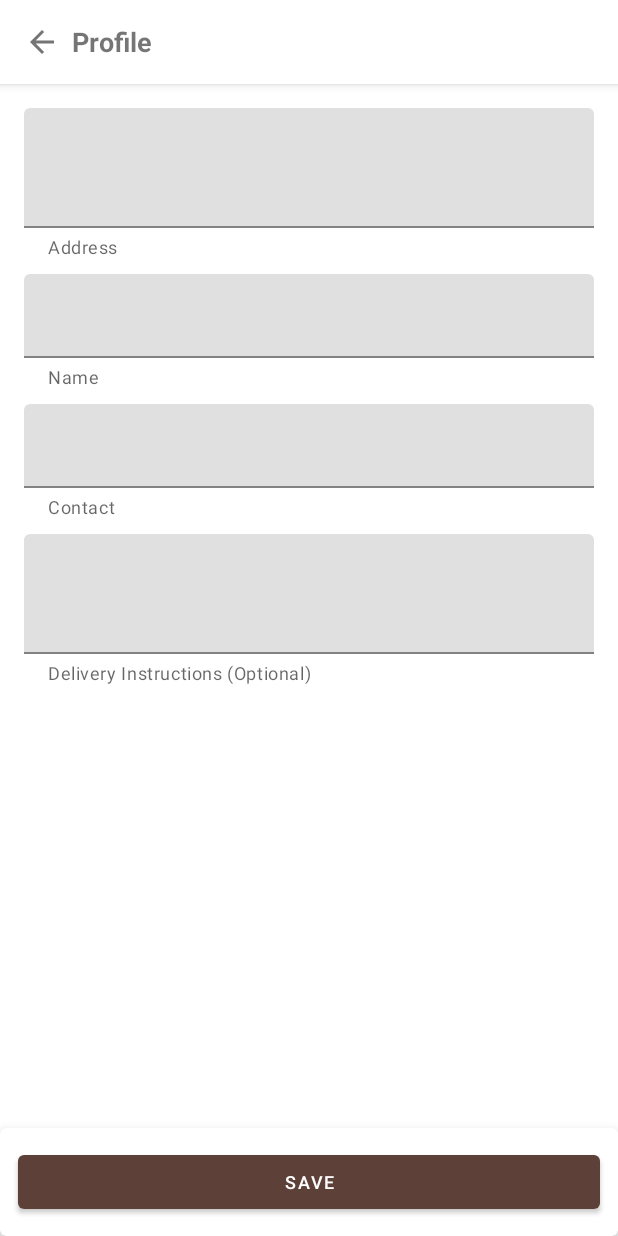
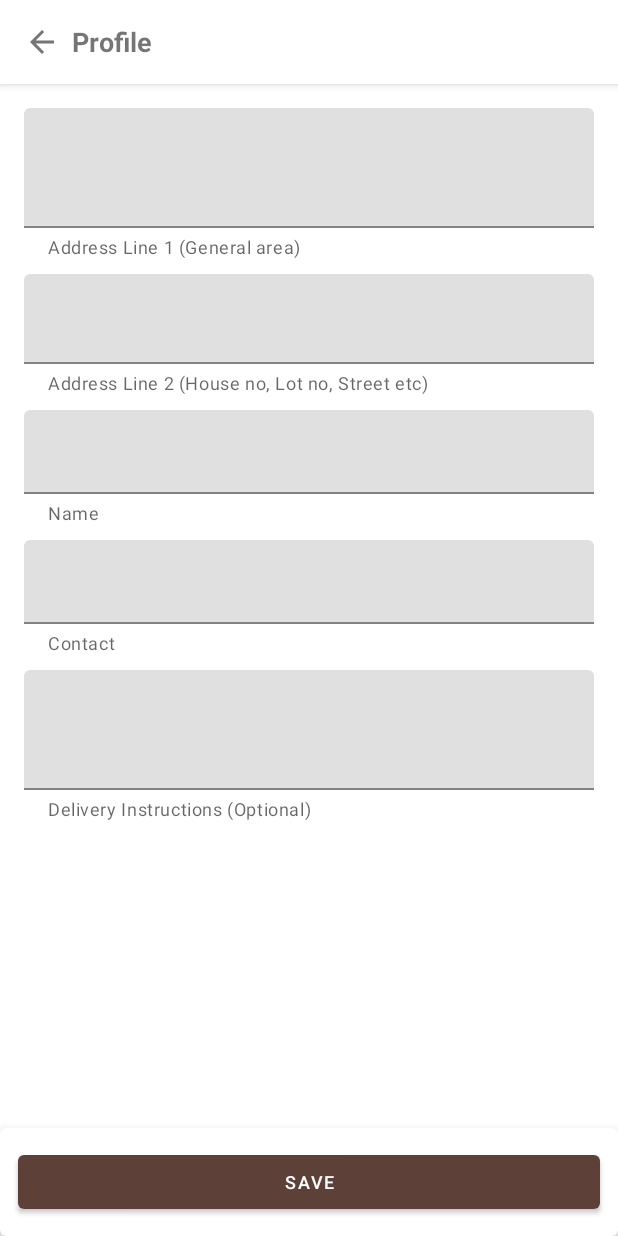
Before and after one commit to ernestalmighty/karga-android, an Android app: the ProfileFragment screen opened through its navigation route, on a phone screen of 412 x 824 dp. Run offline under Robolectric (Android 15) with nearby library versions, the phone set to English and light mode, and no system bars; our stand-ins replace AdMob, Dagger/Hilt's generated code, Firebase (no records; nobody signed in at launch, a user with empty details on screens opened directly), Room's generated code, RxJava; libraries missing offline, so code that uses them is left out: androidx.hilt.lifecycle, com.facebook, com.facebook.ads; 5 statements that could not run were skipped.

Commit message:
version bump 14 (2.2)

```diff
--- a/app/build.gradle
+++ b/app/build.gradle
@@ -15,8 +15,8 @@ android {
         applicationId "com.gayyedfam.grainsmartkarga"
         minSdkVersion 21
         targetSdkVersion 29
-        versionCode 13
-        versionName "2.1"
+        versionCode 14
+        versionName "2.2"
 
         testInstrumentationRunner "androidx.test.runner.AndroidJUnitRunner"
     }
@@ -121,4 +121,6 @@ dependencies {
     implementation 'com.facebook.android:facebook-share:[5,6)'
     implementation 'com.android.support:support-annotations:28.0.0'
     implementation 'com.facebook.android:audience-network-sdk:5.11.0'
+
+
 }
--- a/app/src/main/java/com/gayyedfam/grainsmartkarga/data/local/AppDatabase.kt
+++ b/app/src/main/java/com/gayyedfam/grainsmartkarga/data/local/AppDatabase.kt
@@ -18,7 +18,7 @@ import com.gayyedfam.grainsmartkarga.data.model.*
         ProductDetail::class,
         ProductDetailVariant::class,
         OrderHistory::class,
-        ProductOrder::class], version = 2, exportSchema = false
+        ProductOrder::class], version = 3, exportSchema = false
 )
 @TypeConverters(Converters::class)
 abstract class AppDatabase : RoomDatabase() {
--- a/app/src/main/java/com/gayyedfam/grainsmartkarga/data/model/Profile.kt
+++ b/app/src/main/java/com/gayyedfam/grainsmartkarga/data/model/Profile.kt
@@ -12,7 +12,8 @@ data class Profile(
     val profileId: Int = 0,
     val name: String,
     val contact: String,
-    val address: String,
+    val address1: String,
+    val address2: String,
     val deviceId: String = "",
     val deliveryInstruction: String = ""
 )
--- a/app/src/main/java/com/gayyedfam/grainsmartkarga/data/repository/ProductsRepository.kt
+++ b/app/src/main/java/com/gayyedfam/grainsmartkarga/data/repository/ProductsRepository.kt
@@ -225,7 +225,8 @@ class ProductsRepository @Inject constructor(private val productDAO: ProductDAO,
                 "Date" to currentTime.toString(),
                 "Client Name" to profile.name,
                 "Contact" to profile.contact,
-                "Address" to profile.address,
+                "Address 1" to profile.address1,
+                "Address 2" to profile.address2,
                 "Delivery Instructions" to profile.deliveryInstruction,
                 "Status" to "unconfirmed"
             )
--- a/app/src/main/java/com/gayyedfam/grainsmartkarga/ui/profile/ProfileViewModel.kt
+++ b/app/src/main/java/com/gayyedfam/grainsmartkarga/ui/profile/ProfileViewModel.kt
@@ -58,11 +58,12 @@ class ProfileViewModel @ViewModelInject constructor(
         )
     }
 
-    fun save(name: String, contact: String, address: String, deviceId: String, instruction: String) {
+    fun save(name: String, contact: String, address1: String, address2: String, deviceId: String, instruction: String) {
         val profile = Profile(
             name = name,
             contact = contact,
-            address = address,
+            address1 = address1,
+            address2 = address2,
             deviceId = deviceId,
             deliveryInstruction = instruction
         )
--- a/app/src/main/res/layout/fragment_profile.xml
+++ b/app/src/main/res/layout/fragment_profile.xml
@@ -95,7 +95,7 @@
                     android:layout_width="0dp"
                     android:layout_height="wrap_content"
                     app:endIconMode="custom"
-                    app:helperText="Address"
+                    app:helperText="Address Line 1 (General area)"
                     app:layout_constraintEnd_toEndOf="parent"
                     app:layout_constraintStart_toStartOf="parent"
                     app:layout_constraintTop_toTopOf="parent">
@@ -104,6 +104,27 @@
                         android:id="@+id/textEditAddress"
                         android:layout_width="match_parent"
                         android:layout_height="80dp"
+                        android:inputType="textPostalAddress|textMultiLine"
+                        android:focusable="false"
+                        android:textColor="@color/icon_toolbar_color" />
+
+                </com.google.android.material.textfield.TextInputLayout>
+
+                <com.google.android.material.textfield.TextInputLayout
+                    android:id="@+id/textInputDetailAddress"
+                    android:layout_width="0dp"
+                    android:layout_height="wrap_content"
+                    app:endIconMode="custom"
+                    app:helperText="Address Line 2 (House no, Lot no, Street etc)"
+                    android:layout_marginTop="10dp"
+                    app:layout_constraintEnd_toEndOf="parent"
+                    app:layout_constraintStart_toStartOf="parent"
+                    app:layout_constraintTop_toBottomOf="@+id/textInputAddress">
+
+                    <com.google.android.material.textfield.TextInputEditText
+                        android:id="@+id/textEditDetailAddress"
+                        android:layout_width="match_parent"
+                        android:layout_height="60dp"
                         android:inputType="textPostalAddress|textMultiLine"
                         android:textColor="@color/icon_toolbar_color" />
 
@@ -117,7 +138,7 @@
                     app:helperText="Name"
                     app:layout_constraintEnd_toEndOf="parent"
                     app:layout_constraintStart_toStartOf="parent"
-                    app:layout_constraintTop_toBottomOf="@+id/textInputAddress">
+                    app:layout_constraintTop_toBottomOf="@+id/textInputDetailAddress">
 
                     <com.google.android.material.textfield.TextInputEditText
                         android:id="@+id/textEditName"
--- a/app/src/main/res/navigation/nav_graph_main.xml
+++ b/app/src/main/res/navigation/nav_graph_main.xml
@@ -61,5 +61,14 @@
     <fragment
         android:id="@+id/profileFragment"
         android:name="com.gayyedfam.grainsmartkarga.ui.profile.ProfileFragment"
-        android:label="ProfileFragment" />
+        android:label="ProfileFragment" >
+        <action
+            android:id="@+id/action_profileFragment_to_profileMapsFragment"
+            app:destination="@id/profileMapsFragment" />
+    </fragment>
+    <fragment
+        android:id="@+id/profileMapsFragment"
+        android:name="com.gayyedfam.grainsmartkarga.ui.profile.ProfileMapsFragment"
+        android:label="fragment_profile_maps"
+        tools:layout="@layout/fragment_profile_maps" />
 </navigation>
```
Also changed, not shown: app/src/main/AndroidManifest.xml (+25 -11 lines), app/src/main/java/com/gayyedfam/grainsmartkarga/GrainsmartKargaApp.kt (+4 -5 lines), app/src/main/java/com/gayyedfam/grainsmartkarga/ui/cart/CartFragment.kt (+7 -3 lines), app/src/main/java/com/gayyedfam/grainsmartkarga/ui/orderlist/OrderListViewModel.kt (+8 -0 lines), app/src/main/java/com/gayyedfam/grainsmartkarga/ui/profile/ProfileFragment.kt (+54 -47 lines), app/src/main/java/com/gayyedfam/grainsmartkarga/ui/profile/ProfileMapsFragment.kt (added, +48 -0 lines), app/src/main/res/layout/fragment_maps.xml (+1 -20 lines), app/src/main/res/layout/fragment_profile_maps.xml (added, +8 -0 lines).
